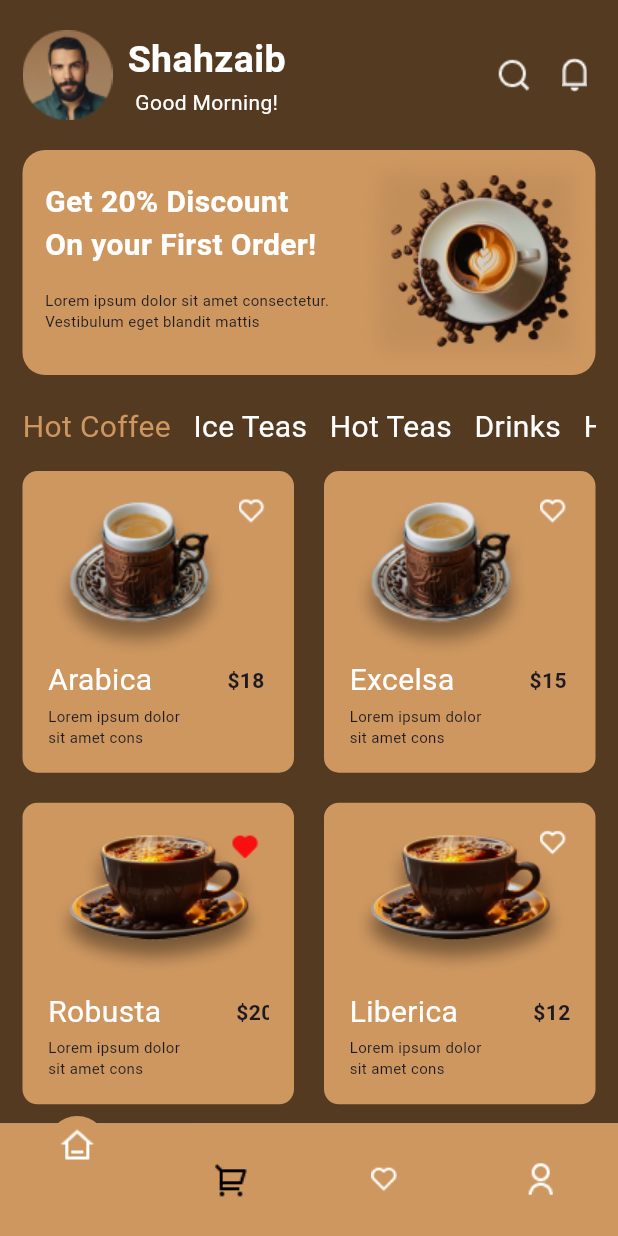
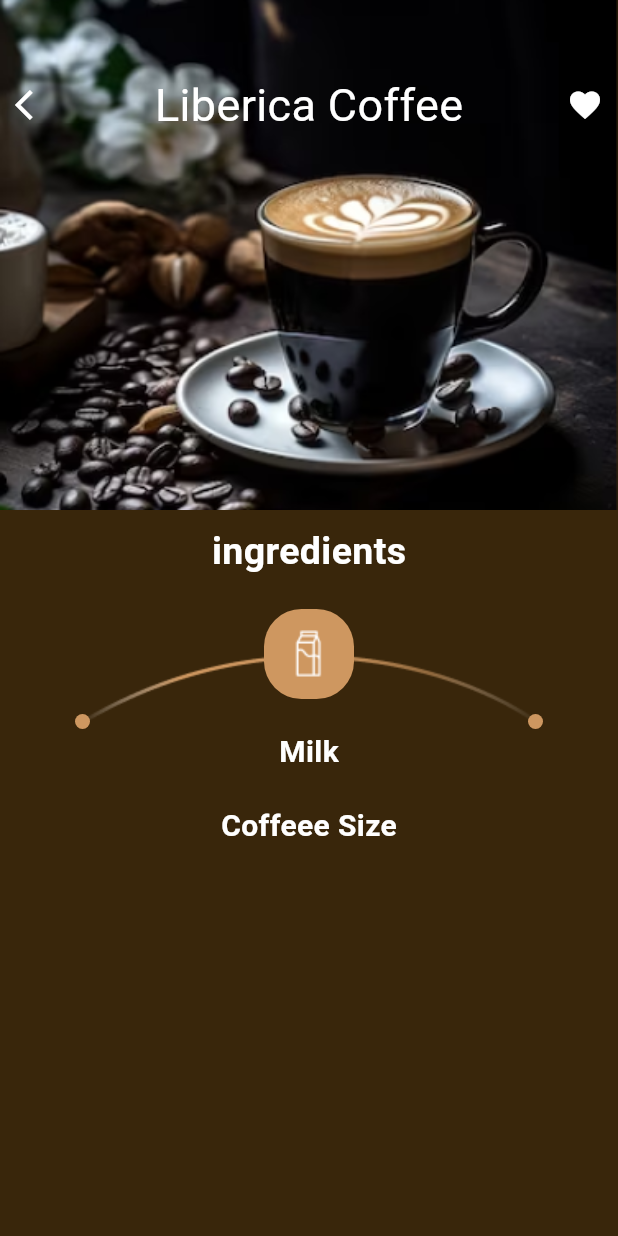
Before and after one commit to Ahmadsaniliman/coffee_ui, a Flutter app: the screen it shows after launch, on a phone screen of 412 x 824 dp. Run offline on Flutter 3.47's test engine with Material 3 defaults, Android fonts, the phone set to English and light mode, and no system bars; drawn by our look-alikes of curved_navigation_bar.

Commit message:
anoda commit

```diff
--- a/lib/Views/Home/home.dart
+++ b/lib/Views/Home/home.dart
@@ -21,14 +21,26 @@ class HomeScreen extends StatelessWidget {
     int indexOne = 0;
     return Scaffold(
       bottomNavigationBar: CurvedNavigationBar(
-
         backgroundColor: AppColors.primaryColor,
         color: AppColors.primaryColor,
+
         items: [
-          Image.asset('assets/icons/home-3-line.png'),
-          Image.asset('assets/icons/shopping-cart-2-line.png'),
-          Image.asset('assets/icons/heart-line.png'),
-          Image.asset('assets/icons/user-line (1).png'),
+          Image.asset(
+            'assets/icons/home-3-line.png',
+            color: AppColors.blackColor,
+          ),
+          Image.asset(
+            'assets/icons/shopping-cart-2-line.png',
+            color: AppColors.blackColor,
+          ),
+          Image.asset(
+            'assets/icons/heart-line.png',
+            color: AppColors.blackColor,
+          ),
+          Image.asset(
+            'assets/icons/user-line (1).png',
+            color: AppColors.blackColor,
+          ),
         ],
       ),
       body: Container(
--- /dev/null
+++ b/lib/Views/Home/single_product.dart
@@ -0,0 +1,154 @@
+import 'package:coffee_shop_ui/Utils/app_colors.dart';
+import 'package:flutter/cupertino.dart';
+import 'package:flutter/material.dart';
+import 'package:flutter/widgets.dart';
+
+class SingleProductScreen extends StatelessWidget {
+  const SingleProductScreen({super.key});
+
+  @override
+  Widget build(BuildContext context) {
+    return Scaffold(
+      body: Stack(
+        children: [
+          Container(
+            width: double.infinity,
+            height: double.infinity,
+            decoration: const BoxDecoration(
+              color: AppColors.dkBgColor,
+            ),
+            child: Padding(
+              padding: const EdgeInsets.only(top: 350),
+              child: Column(
+                children: [
+                  const Text(
+                    'ingredients',
+                    style: TextStyle(
+                      color: AppColors.whiteColor,
+                      fontSize: 25,
+                      fontWeight: FontWeight.bold,
+                    ),
+                  ),
+                  SizedBox(
+                    height: 150,
+                    width: double.infinity,
+                    child: Stack(
+                      alignment: Alignment.center,
+                      children: [
+                        Positioned(
+                          top: 50,
+                          child: Image.asset('assets/images/Vector 2 (1).png'),
+                        ),
+                        Positioned(
+                          top: 20,
+                          child: Container(
+                            height: 60,
+                            width: 60,
+                            decoration: BoxDecoration(
+                              borderRadius: BorderRadius.circular(25),
+                              color: AppColors.primaryColor,
+                            ),
+                            child: Image.asset(
+                                'assets/images/Milk Carton (1).png'),
+                          ),
+                        ),
+                        Positioned(
+                          left: 50,
+                          top: 90,
+                          child: Container(
+                            height: 10,
+                            width: 10,
+                            decoration: const BoxDecoration(
+                              shape: BoxShape.circle,
+                              color: AppColors.primaryColor,
+                            ),
+                          ),
+                        ),
+                        Positioned(
+                          right: 50,
+                          top: 90,
+                          child: Container(
+                            height: 10,
+                            width: 10,
+                            decoration: const BoxDecoration(
+                              shape: BoxShape.circle,
+                              color: AppColors.primaryColor,
+                            ),
+                          ),
+                        ),
+                        const Positioned(
+                          bottom: 20,
+                          child: Text(
+                            'Milk',
+                            style: TextStyle(
+                              color: AppColors.whiteColor,
+                              fontWeight: FontWeight.bold,
+                              fontSize: 20,
+                            ),
+                          ),
+                        ),
+                      ],
+                    ),
+                  ),
+                  //
+                  Column(
+                    children: [
+                      Text(
+                        'Coffeee Size',
+                        style: TextStyle(
+                          color: AppColors.whiteColor,
+                          fontWeight: FontWeight.bold,
+                          fontSize: 20,
+                        ),
+                      ),
+                      Row(
+                        children: [],
+                      ),
+                    ],
+                  )
+                ],
+              ),
+            ),
+          ),
+          Container(
+            height: 340,
+            width: double.infinity,
+            decoration: const BoxDecoration(
+              image: DecorationImage(
+                image: AssetImage('assets/images/image 18.png'),
+                fit: BoxFit.fill,
+              ),
+            ),
+            child: const Padding(
+              padding: EdgeInsets.only(
+                bottom: 200,
+                left: 10,
+                right: 10,
+              ),
+              child: Row(
+                mainAxisAlignment: MainAxisAlignment.spaceBetween,
+                children: [
+                  Icon(
+                    Icons.arrow_back_ios,
+                    color: AppColors.whiteColor,
+                  ),
+                  Text(
+                    'Liberica Coffee',
+                    style: TextStyle(
+                      color: AppColors.whiteColor,
+                      fontSize: 30,
+                    ),
+                  ),
+                  Icon(
+                    Icons.favorite,
+                    color: AppColors.whiteColor,
+                  ),
+                ],
+              ),
+            ),
+          ),
+        ],
+      ),
+    );
+  }
+}
--- a/lib/main.dart
+++ b/lib/main.dart
@@ -2,6 +2,7 @@ import 'package:coffee_shop_ui/Utils/routes.dart';
 import 'package:coffee_shop_ui/Views/AuthScreens/register.dart';
 import 'package:coffee_shop_ui/Views/AuthScreens/sign_in.dart';
 import 'package:coffee_shop_ui/Views/Home/home.dart';
+import 'package:coffee_shop_ui/Views/Home/single_product.dart';
 import 'package:coffee_shop_ui/Views/OnBoarding/on_board_one.dart';
 import 'package:coffee_shop_ui/Views/OnBoarding/on_board_three.dart';
 import 'package:coffee_shop_ui/Views/OnBoarding/on_board_two.dart';
@@ -23,7 +24,7 @@ class MyApp extends StatelessWidget {
       theme: ThemeData(
         useMaterial3: true,
       ),
-      home: const HomeScreen(),
+      home: const SingleProductScreen(),
       routes: {
         AppRoutes.onboardingscreens: (context) => const OnBoardingScreens(),
         AppRoutes.onBoardOne: (context) => const OnBoardingOneScreen(),
```
Also changed, not shown: assets/images/Ellipse 107.png (added), assets/images/Milk Carton (1).png (added), assets/images/image 18.png (added).
